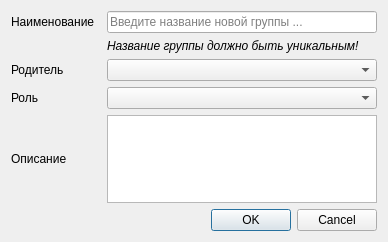
Qt form klever/plugins/autorization/widgets/settings/addgroupdialog.ui (gen1izh/cpp) before a commit.
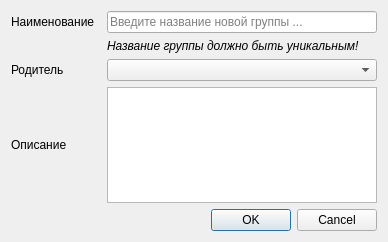
The same form after that commit.

```diff
--- a/klever/plugins/autorization/widgets/settings/addgroupdialog.ui
+++ b/klever/plugins/autorization/widgets/settings/addgroupdialog.ui
@@ -26,13 +26,6 @@
    <item row="2" column="2">
     <widget class="QComboBox" name="parentBox"/>
    </item>
-   <item row="0" column="0">
-    <widget class="QLabel" name="groupLabel">
-     <property name="text">
-      <string>Наименование</string>
-     </property>
-    </widget>
-   </item>
    <item row="0" column="2">
     <widget class="QLineEdit" name="groupEdit">
      <property name="maxLength">
@@ -43,10 +36,10 @@
      </property>
     </widget>
    </item>
-   <item row="3" column="0">
-    <widget class="QLabel" name="roleLabel">
+   <item row="0" column="0">
+    <widget class="QLabel" name="groupLabel">
      <property name="text">
-      <string>Роль</string>
+      <string>Наименование</string>
      </property>
     </widget>
    </item>
@@ -57,10 +50,14 @@
      </property>
     </widget>
    </item>
-   <item row="3" column="2">
-    <widget class="QComboBox" name="rolesBox"/>
+   <item row="3" column="0">
+    <widget class="QLabel" name="descriptionLabel">
+     <property name="text">
+      <string>Описание</string>
+     </property>
+    </widget>
    </item>
-   <item row="5" column="0" colspan="3">
+   <item row="4" column="0" colspan="3">
     <widget class="QDialogButtonBox" name="buttonBox">
      <property name="orientation">
       <enum>Qt::Horizontal</enum>
@@ -82,14 +79,7 @@
      </property>
     </widget>
    </item>
-   <item row="4" column="0">
-    <widget class="QLabel" name="descriptionLabel">
-     <property name="text">
-      <string>Описание</string>
-     </property>
-    </widget>
-   </item>
-   <item row="4" column="2">
+   <item row="3" column="2">
     <widget class="QTextEdit" name="descriptionEdit"/>
    </item>
   </layout>
```
